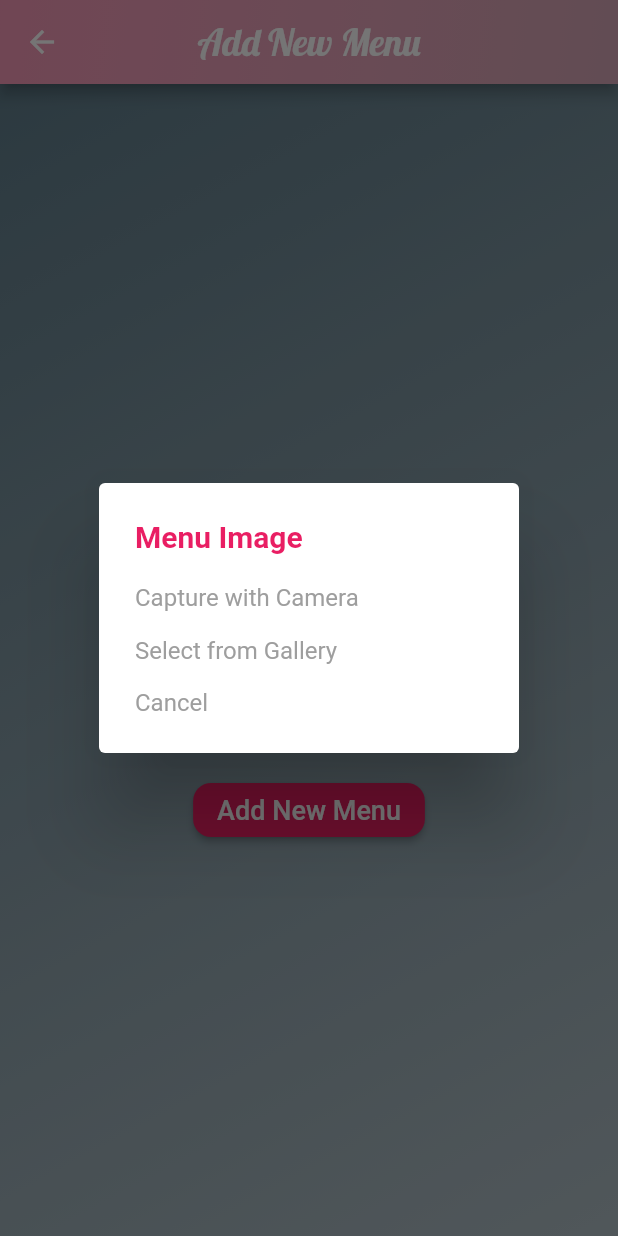
After one commit to melisauzulu/cakery_app, a Flutter app: the MenusUploadScreen screen opened directly, after a tap on "Add New Menu", on a phone screen of 412 x 824 dp. The commit adds this screen. Run offline on Flutter 3.47's test engine with Material 2 defaults, Android fonts, the phone set to English and light mode, and no system bars; our stand-ins replace cloud_firestore, firebase_auth, firebase_core, firebase_storage, geocoding, geolocator and 2 more; missing offline and left inert: cloud_firestore_web, firebase_auth_web, firebase_core_web, firebase_storage_web, geolocator_web, image_picker_for_web and 1 more; accounts and stored records are empty.

Commit message:
Capture menu_pic with Camera, pick menu_pic from gallery tamamlandı !

```diff
--- /dev/null
+++ b/lib/uploadScreens/menu_upload_screen.dart
@@ -0,0 +1,176 @@
+import 'package:cakery_repo/global/global.dart';
+import 'package:cakery_repo/mainScreens/home_screen.dart';
+import 'package:flutter/material.dart';
+import 'package:image_picker/image_picker.dart';
+
+
+
+
+
+class MenusUploadScreen extends StatefulWidget {
+  const MenusUploadScreen({Key? key}) : super(key: key);
+
+  @override
+  _MenusUploadScreenState createState() => _MenusUploadScreenState();
+}
+
+class _MenusUploadScreenState extends State<MenusUploadScreen> {
+
+  XFile? imageXFile;
+  final ImagePicker _picker = ImagePicker();
+
+  defaultScreen(){
+    return Scaffold(
+      appBar: AppBar(
+        flexibleSpace:Container(
+          decoration: const BoxDecoration(
+              gradient: LinearGradient(
+                colors: [
+                  Colors.white54,
+                  Colors.grey,
+                ],
+                begin: const FractionalOffset(0.0, 0.0),
+                end: const FractionalOffset(2.0, 2.0),
+                stops: [0.0, 1.0],
+                tileMode: TileMode.clamp,
+              )
+          ),
+        ) ,
+        title: const Text(
+          // sellerın yeni menü eklemesini sağlıyor
+          "Add New Menu",
+          style: TextStyle(fontSize: 25, fontFamily: "Lobster"),
+        ),
+        centerTitle: true,
+        automaticallyImplyLeading: true,
+        leading: IconButton(
+          icon: const Icon(Icons.arrow_back, color: Colors.white,),
+          onPressed: (){
+            Navigator.push(context, MaterialPageRoute(builder: (c)=> const HomeScreen()));
+          },
+        ),
+      ),
+      body: Container(
+        decoration: const BoxDecoration(
+            gradient: LinearGradient(
+              colors: [
+                Colors.blueGrey,
+                Colors.white,
+              ],
+              begin: const FractionalOffset(0.0, 0.0),
+              end: const FractionalOffset(2.0, 2.0),
+              stops: [0.0, 1.0],
+              tileMode: TileMode.clamp,
+            )
+        ),
+        child: Center(
+          child: Column(
+            mainAxisAlignment: MainAxisAlignment.center,
+            children: [
+              // menu iconunun değiştirildiği yer
+              const Icon(Icons.menu_book, color: Colors.white, size: 200.0,),
+              ElevatedButton(
+                child: const Text(
+                  "Add New Menu",
+                  style: TextStyle(
+                    color: Colors.white,
+                    fontSize: 18,
+                  ),
+                ),
+                style: ButtonStyle(
+
+                  backgroundColor: MaterialStateProperty.all<Color>(Colors.pink),
+                  shape: MaterialStateProperty.all<RoundedRectangleBorder>(
+                    RoundedRectangleBorder(
+                      borderRadius: BorderRadius.circular(12),
+                    ),
+                  ),
+
+
+                ),
+                onPressed: () {
+
+                  takeImage(context);
+                },
+              ),
+            ],
+          ),
+        ),
+      ),
+    );
+
+  }
+  takeImage(mContext){
+
+    return showDialog(context: mContext,
+    builder: (context){
+      return  SimpleDialog(
+        title: const Text("Menu Image", style: TextStyle(color: Colors.pink, fontWeight: FontWeight.bold),),
+      children: [
+        SimpleDialogOption(
+          onPressed: CaptureImageWithCamera,
+          child: const Text(
+            "Capture with Camera",
+            style: TextStyle(color: Colors.grey),
+          ),
+        ),
+        SimpleDialogOption(
+          onPressed: pickImageFromGallery,
+          child: const Text(
+            "Select from Gallery",
+            style: TextStyle(color: Colors.grey),
+          ),
+        ),
+        SimpleDialogOption(
+          child: const Text(
+            "Cancel",
+            style: TextStyle(color: Colors.grey),
+          ),
+          onPressed: ()=> Navigator.pop(context),
+        ),
+
+
+
+      ],
+      );
+    },
+
+
+    );
+  }
+  CaptureImageWithCamera() async {
+
+    Navigator.pop(context);
+    imageXFile=await _picker.pickImage(
+      source: ImageSource.camera,
+      maxHeight: 720,
+      maxWidth: 1280,
+    );
+    setState(() {
+      imageXFile;
+
+    });
+
+
+  }
+  pickImageFromGallery() async {
+
+    Navigator.pop(context);
+    imageXFile = await _picker.pickImage(
+      source: ImageSource.gallery,
+      maxHeight: 720,
+      maxWidth: 1280,
+    );
+    setState(() {
+      imageXFile;
+
+    });
+
+  }
+
+
+  @override
+  Widget build(BuildContext context) {
+    return defaultScreen();
+  }
+}
```
Also changed, not shown: lib/mainScreens/home_screen.dart (+18 -20 lines), lib/widgets/my_drawer.dart (added, +168 -0 lines).
